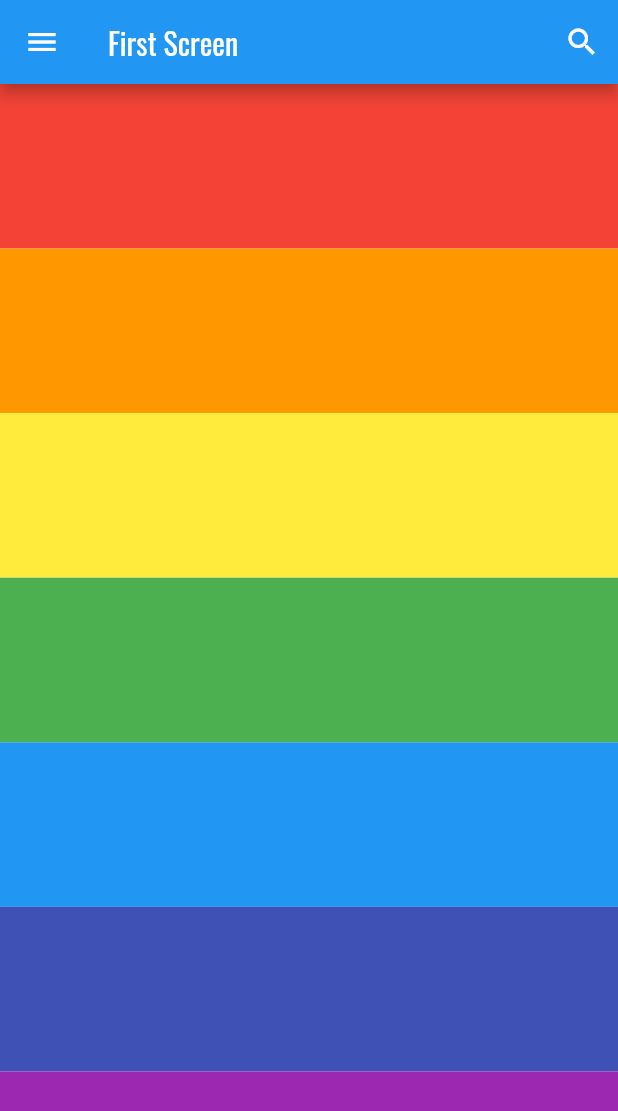
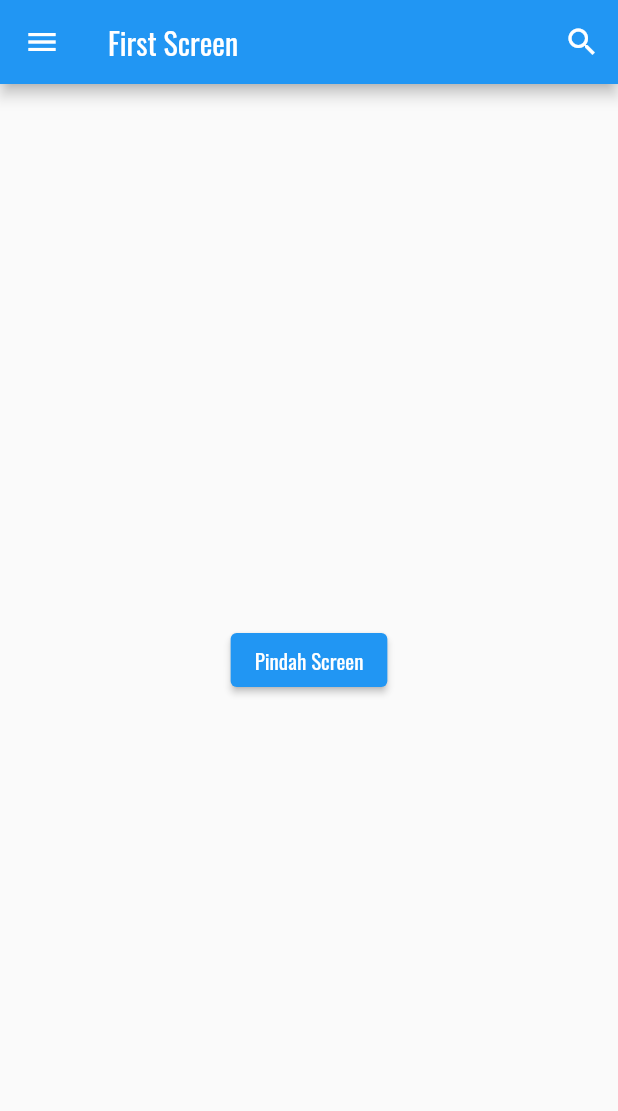
Before and after one commit to FiqSky/flutter-app, a Flutter app: the screen it shows after launch, on a phone screen of 412 x 824 dp. Shown: the top 1111 px of the screen. Run offline on Flutter 3.47's test engine with Material 2 defaults, Android fonts, the phone set to English and light mode, and no system bars.

```diff
--- a/lib/main.dart
+++ b/lib/main.dart
@@ -21,9 +21,6 @@ class MyApp extends StatelessWidget {
 }
 
 class FirstScreen extends StatelessWidget {
-
-  final List<int> numberList = <int>[1, 2, 3, 4, 5, 6, 7, 8, 9, 10];
-
   @override
   Widget build(BuildContext context) {
     return Scaffold(
@@ -44,45 +41,35 @@ class FirstScreen extends StatelessWidget {
           )
         ],
       ),
-      body: Column(
-        children: <Widget>[
-          Expanded(
-            child: Container(
-              color: Colors.red,
-            ),
-          ),
-          Expanded(
-            child: Container(
-              color: Colors.orange,
-            ),
-          ),
-          Expanded(
-            child: Container(
-              color: Colors.yellow,
-            ),
-          ),
-          Expanded(
-            child: Container(
-              color: Colors.green,
-            ),
-          ),
-          Expanded(
-            child: Container(
-              color: Colors.blue,
-            ),
-          ),
-          Expanded(
-            child: Container(
-              color: Colors.indigo,
-            ),
-          ),
-          Expanded(
-            child: Container(
-              color: Colors.purple,
-            ),
-          )
-        ],
+      body: Center(
+        child: ElevatedButton(
+          child: Text('Pindah Screen'),
+          onPressed: () {
+            Navigator.push(context, MaterialPageRoute(builder: (context){
+              return SecondScreen();
+            }));
+          },
+        ),
       )
+    );
+  }
+}
+
+class SecondScreen extends StatelessWidget {
+  @override
+  Widget build(BuildContext context) {
+    return Scaffold(
+      appBar: AppBar(
+        title: Text('Second Screen'),
+      ),
+      body: Center(
+        child: OutlinedButton(
+          child: Text('Kembali'),
+          onPressed: () {
+            Navigator.pop(context);
+          },
+        ),
+      ),
     );
   }
 }
```
